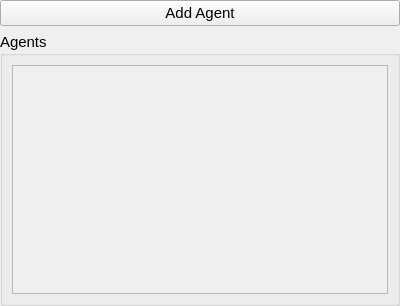
Old version of the form modules/carlainterface/carlainterface_dialog.ui in the repository tud-hri/joan.
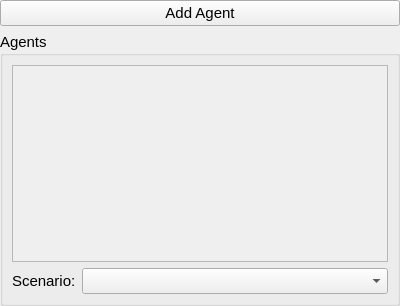
New version of the form.

Commit message: implemented scenario manager in carla interface. still untested with carla because I have no carla on this pc

Diff of the .ui file:
```diff
--- a/modules/carlainterface/carlainterface_dialog.ui
+++ b/modules/carlainterface/carlainterface_dialog.ui
@@ -66,7 +66,7 @@
              <x>0</x>
              <y>0</y>
              <width>376</width>
-             <height>232</height>
+             <height>200</height>
             </rect>
            </property>
            <layout class="QGridLayout" name="gridLayout_5">
@@ -90,6 +90,27 @@
           </widget>
          </widget>
         </item>
+        <item row="1" column="1">
+         <layout class="QHBoxLayout" name="horizontalLayout">
+          <item>
+           <widget class="QLabel" name="label">
+            <property name="text">
+             <string>Scenario:</string>
+            </property>
+           </widget>
+          </item>
+          <item>
+           <widget class="QComboBox" name="scenariosComboBox">
+            <property name="sizePolicy">
+             <sizepolicy hsizetype="Expanding" vsizetype="Fixed">
+              <horstretch>0</horstretch>
+              <verstretch>0</verstretch>
+             </sizepolicy>
+            </property>
+           </widget>
+          </item>
+         </layout>
+        </item>
        </layout>
       </widget>
      </item>
```
The commit also changes 11 other files.
